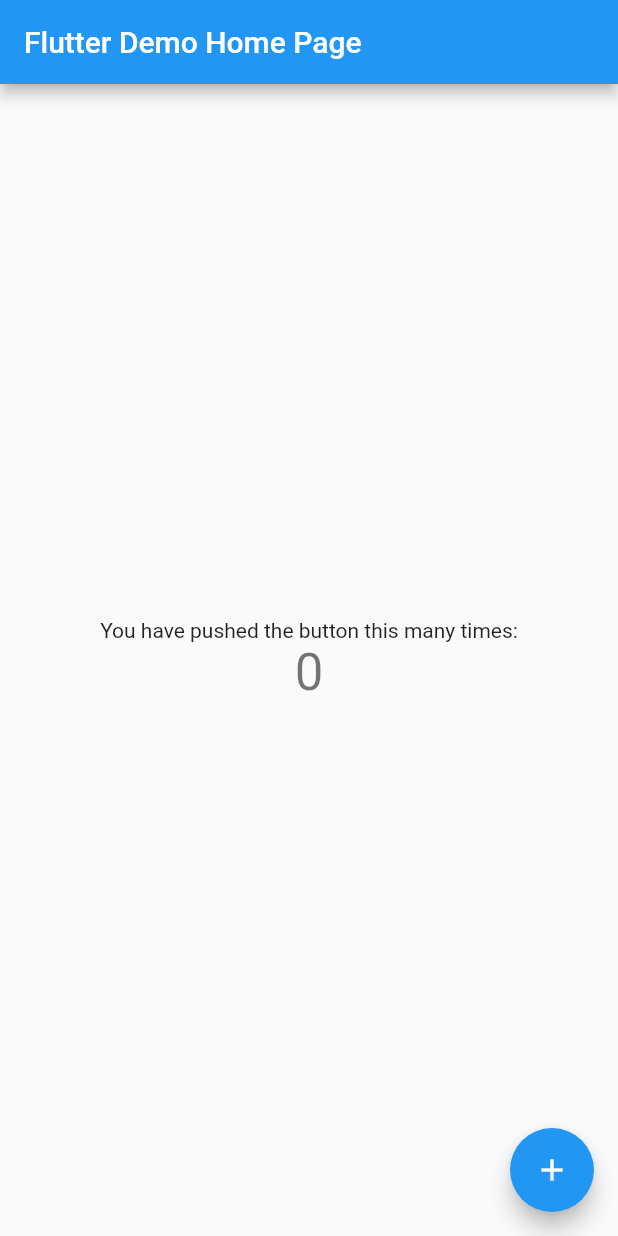
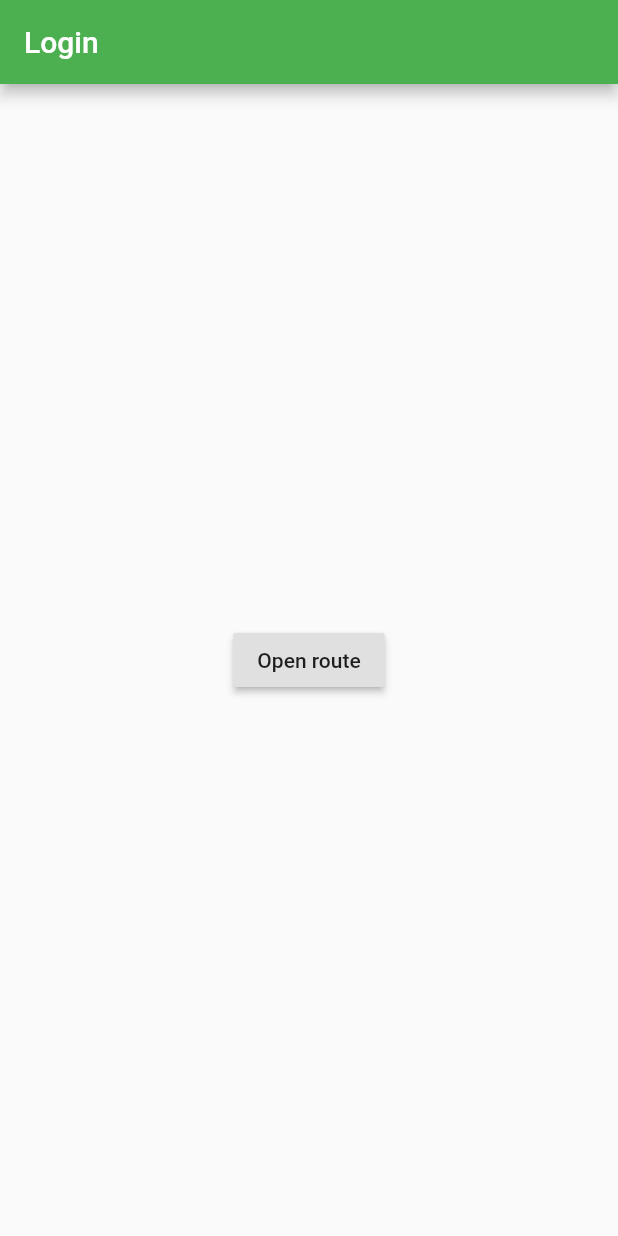
Before and after one commit to nadapps/eleicoes2020, a Flutter app: the screen it shows after launch, on a phone screen of 412 x 824 dp. Run offline on Flutter 3.47's test engine with Material 2 defaults, Android fonts, the light colour scheme and no system bars.

Commit message:
Inserting navigation

```diff
--- a/lib/main.dart
+++ b/lib/main.dart
@@ -1,111 +1,17 @@
+import 'package:eleicoes2020/screens/Login.dart';
 import 'package:flutter/material.dart';
 
 void main() => runApp(MyApp());
 
 class MyApp extends StatelessWidget {
-  // This widget is the root of your application.
   @override
   Widget build(BuildContext context) {
     return MaterialApp(
-      title: 'Flutter Demo',
+      title: 'Eleições 2018',
       theme: ThemeData(
-        // This is the theme of your application.
-        //
-        // Try running your application with "flutter run". You'll see the
-        // application has a blue toolbar. Then, without quitting the app, try
-        // changing the primarySwatch below to Colors.green and then invoke
-        // "hot reload" (press "r" in the console where you ran "flutter run",
-        // or simply save your changes to "hot reload" in a Flutter IDE).
-        // Notice that the counter didn't reset back to zero; the application
-        // is not restarted.
-        primarySwatch: Colors.blue,
+        primarySwatch: Colors.green,
       ),
-      home: MyHomePage(title: 'Flutter Demo Home Page'),
+      home: Login(),
     );
   }
 }
-
-class MyHomePage extends StatefulWidget {
-  MyHomePage({Key key, this.title}) : super(key: key);
-
-  // This widget is the home page of your application. It is stateful, meaning
-  // that it has a State object (defined below) that contains fields that affect
-  // how it looks.
-
-  // This class is the configuration for the state. It holds the values (in this
-  // case the title) provided by the parent (in this case the App widget) and
-  // used by the build method of the State. Fields in a Widget subclass are
-  // always marked "final".
-
-  final String title;
-
-  @override
-  _MyHomePageState createState() => _MyHomePageState();
-}
-
-class _MyHomePageState extends State<MyHomePage> {
-  int _counter = 0;
-
-  void _incrementCounter() {
-    setState(() {
-      // This call to setState tells the Flutter framework that something has
-      // changed in this State, which causes it to rerun the build method below
-      // so that the display can reflect the updated values. If we changed
-      // _counter without calling setState(), then the build method would not be
-      // called again, and so nothing would appear to happen.
-      _counter++;
-    });
-  }
-
-  @override
-  Widget build(BuildContext context) {
-    // This method is rerun every time setState is called, for instance as done
-    // by the _incrementCounter method above.
-    //
-    // The Flutter framework has been optimized to make rerunning build methods
-    // fast, so that you can just rebuild anything that needs updating rather
-    // than having to individually change instances of widgets.
-    return Scaffold(
-      appBar: AppBar(
-        // Here we take the value from the MyHomePage object that was created by
-        // the App.build method, and use it to set our appbar title.
-        title: Text(widget.title),
-      ),
-      body: Center(
-        // Center is a layout widget. It takes a single child and positions it
-        // in the middle of the parent.
-        child: Column(
-          // Column is also a layout widget. It takes a list of children and
-          // arranges them vertically. By default, it sizes itself to fit its
-          // children horizontally, and tries to be as tall as its parent.
-          //
-          // Invoke "debug painting" (press "p" in the console, choose the
-          // "Toggle Debug Paint" action from the Flutter Inspector in Android
-          // Studio, or the "Toggle Debug Paint" command in Visual Studio Code)
-          // to see the wireframe for each widget.
-          //
-          // Column has various properties to control how it sizes itself and
-          // how it positions its children. Here we use mainAxisAlignment to
-          // center the children vertically; the main axis here is the vertical
-          // axis because Columns are vertical (the cross axis would be
-          // horizontal).
-          mainAxisAlignment: MainAxisAlignment.center,
-          children: <Widget>[
-            Text(
-              'You have pushed the button this many times:',
-            ),
-            Text(
-              '$_counter',
-              style: Theme.of(context).textTheme.display1,
-            ),
-          ],
-        ),
-      ),
-      floatingActionButton: FloatingActionButton(
-        onPressed: _incrementCounter,
-        tooltip: 'Increment',
-        child: Icon(Icons.add),
-      ), // This trailing comma makes auto-formatting nicer for build methods.
-    );
-  }
-}
--- /dev/null
+++ b/lib/screens/Login.dart
@@ -0,0 +1,22 @@
+import 'package:eleicoes2020/screens/Home.dart';
+import 'package:flutter/material.dart';
+
+class Login extends StatelessWidget {
+  @override
+  Widget build(BuildContext context) {
+    return Scaffold(
+      appBar: AppBar(
+        title: Text('Login'),
+      ),
+      body: Center(
+        child: RaisedButton(
+          child: Text('Open route'),
+          onPressed: () {
+            Navigator.push(
+                context, MaterialPageRoute(builder: (context) => Home()));
+          },
+        ),
+      ),
+    );
+  }
+}
```
Also changed, not shown: lib/screens/Candidatos.dart (added, +20 -0 lines), lib/screens/Home.dart (added, +22 -0 lines).
